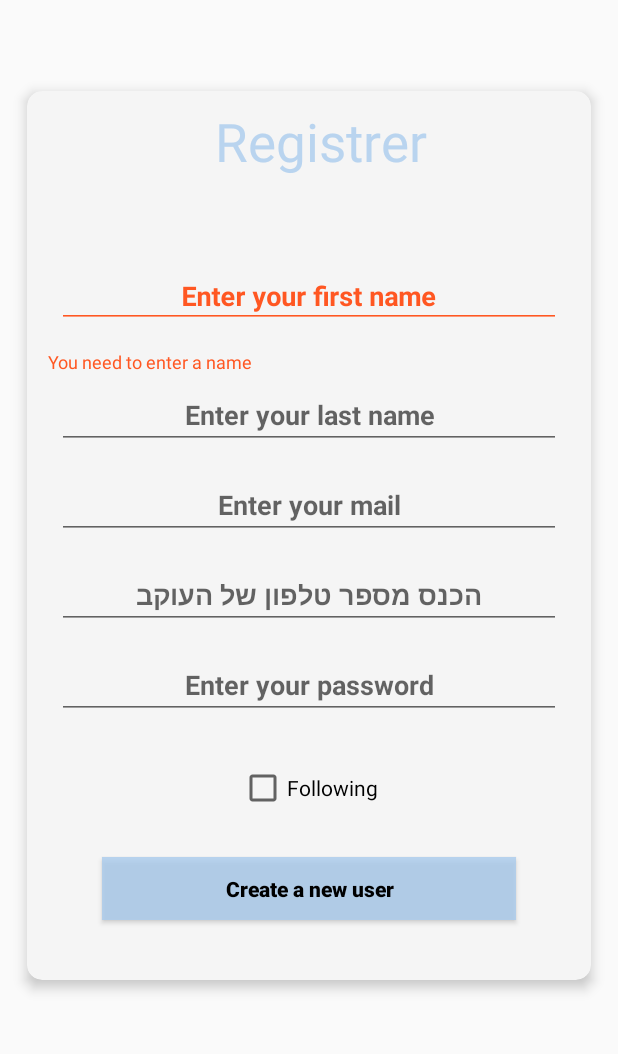
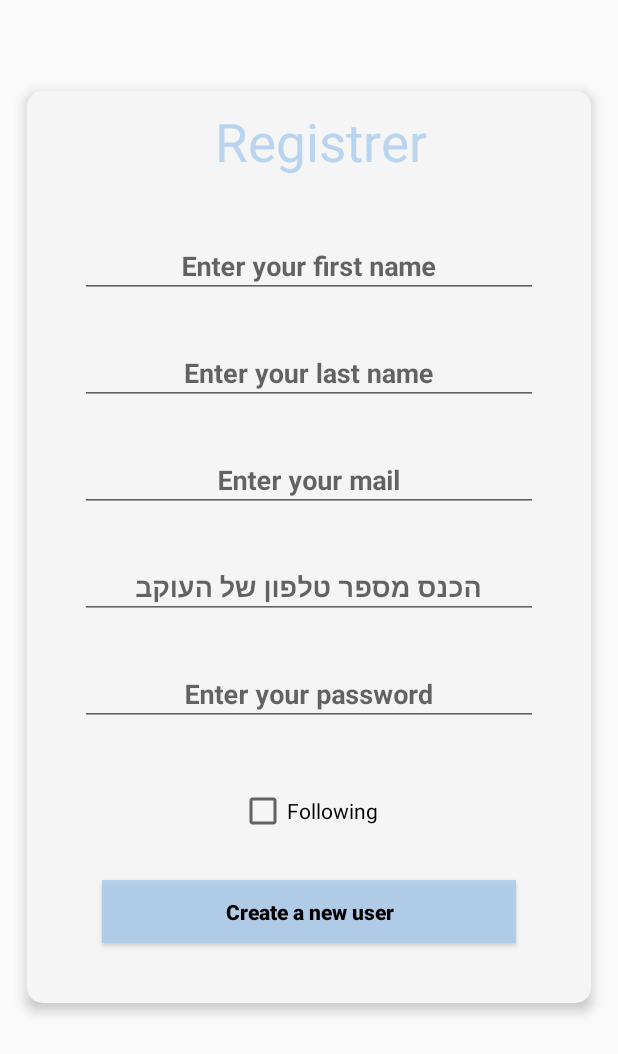
Before and after one commit to nati-dor/BehindU, an Android app: the screen it shows after launch (MainActivity), after a tap on "Click here", on a phone screen of 412 x 824 dp. Shown: the top 1054 px of the screen. Run offline under Robolectric (Android 15) with nearby library versions, the phone set to English and light mode, and no system bars; our stand-ins replace Firebase (no records; nobody signed in at launch, a user with empty details on screens opened directly); libraries missing offline, so code that uses them is left out: com.developer.kalert; 1 other tap on this screen came first.

Commit message:
Added UI and some bugs fixed.

```diff
--- a/app/src/main/java/com/example/behindu/fragments/LoginFragment.java
+++ b/app/src/main/java/com/example/behindu/fragments/LoginFragment.java
@@ -32,6 +32,8 @@ public class LoginFragment extends Fragment implements View.OnClickListener{
     private MainActivityViewModel viewModel = new MainActivityViewModel();
     private CallbackFragment callbackFragment;
     private ProgressBar progressBar;
+    private TextInputLayout userError;
+    private TextInputLayout pass;
 
     @Nullable
     @Override
@@ -39,8 +41,14 @@ public class LoginFragment extends Fragment implements View.OnClickListener{
         View view = inflater.inflate(R.layout.activity_main, container, false);
 
         progressBar = view.findViewById(R.id.login_progressbar);
+
+        userError = view.findViewById(R.id.user_input_login_layout);
+
+        pass = view.findViewById(R.id.password_input_login_layout);
+
         Button signIn = view.findViewById(R.id.loginBtn);
         signIn.setOnClickListener(this);
+
         Button registerBtn = view.findViewById(R.id.new_user_btn);
         registerBtn.setOnClickListener(this);
 
@@ -95,14 +103,12 @@ public class LoginFragment extends Fragment implements View.OnClickListener{
         String password = userPassEt.getText().toString().trim();
 
         if(username.isEmpty() || !username.contains("@")) {
-            TextInputLayout userError = getView().findViewById(R.id.user_input_login_layout);
             userError.setError(getString(R.string.email_login_error));
             progressBar.setVisibility(View.GONE);
             return;
         }
 
         if(password.isEmpty() ||  password.length() < 6) {
-             TextInputLayout pass = getView().findViewById(R.id.password_input_login_layout);
              pass.setError(getString(R.string.enter_password_error) + "\n" + getString(R.string.password_instructions));
              progressBar.setVisibility(View.GONE);
              return;
--- a/app/src/main/java/com/example/behindu/fragments/RegisterFragment.java
+++ b/app/src/main/java/com/example/behindu/fragments/RegisterFragment.java
@@ -24,20 +24,31 @@ import com.example.behindu.view.MainActivity;
 import com.example.behindu.viewmodel.MainActivityViewModel;
 import com.google.android.material.snackbar.BaseTransientBottomBar;
 import com.google.android.material.snackbar.Snackbar;
+import com.google.android.material.tabs.TabLayout;
 import com.google.android.material.textfield.TextInputLayout;
 
 public class RegisterFragment extends Fragment {
 
     private MainActivityViewModel viewModel = new MainActivityViewModel();
+    private TextInputLayout firstNameError;
+    private TextInputLayout lastNameError;
+    private TextInputLayout emailError;
+    private TextInputLayout passwordError;
+    private TextInputLayout phoneNumberError;
+    private int followerPhoneNum;
+
 
     @Nullable
     @Override
     public View onCreateView(@NonNull LayoutInflater inflater, @Nullable ViewGroup container, @Nullable Bundle savedInstanceState) {
         View view = inflater.inflate(R.layout.registration,container,false);
 
+        firstNameError = view.findViewById(R.id.first_name_layout_registration);
+        lastNameError = view.findViewById(R.id.last_name_layout_registration);
+        emailError = view.findViewById(R.id.email_layout_registration);
+        passwordError = view.findViewById(R.id.password_layout_registration);
+        phoneNumberError = view.findViewById(R.id.phone_number_layout_registration);
 
-        TextInputLayout til = view.findViewById(R.id.text_input_layout);
-        til.setError("You need to enter a name");
 
         final EditText firstNameEt = view.findViewById(R.id.firstNameInput_register);
         final EditText lastNameEt = view.findViewById(R.id.lastNameInput_register);
@@ -45,6 +56,7 @@ public class RegisterFragment extends Fragment {
         final EditText passwordEt = view.findViewById(R.id.passwordInput_register);
         final EditText followerPhoneNumEt = view.findViewById(R.id.follower_phoneNum_Et);
         final CheckBox followerCb = view.findViewById(R.id.follower_Cb);
+
 
         Button registerBtn = view.findViewById(R.id.createUserBtn);
         registerBtn.setOnClickListener(new View.OnClickListener() {
@@ -55,7 +67,36 @@ public class RegisterFragment extends Fragment {
                 String lastName = lastNameEt.getText().toString().trim();
                 String email = emailEt.getText().toString().trim();
                 String password = passwordEt.getText().toString().trim();
-                int followerPhoneNum = Integer.parseInt(followerPhoneNumEt.getText().toString().trim());
+
+
+                if(firstName.isEmpty()) {
+                    firstNameError.setError(getString(R.string.first_name_error));
+                    return;
+                }
+
+                if(lastName.isEmpty()) {
+                    lastNameError.setError(getString(R.string.last_name_error));
+                    return;
+                }
+
+                if(email.isEmpty() || !email.contains("@")) {
+                    emailError.setError(getString(R.string.email_login_error));
+                    return;
+                }
+
+
+                if(password.isEmpty() ||  password.length() < 6) {
+                    passwordError.setError(getString(R.string.enter_password_error) + "\n" + getString(R.string.password_instructions));
+                    return;
+                }
+
+                if(followerPhoneNumEt.getText().toString().isEmpty() ) {
+                    phoneNumberError.setError(getString(R.string.phone_number_error));
+                    return;
+                }
+                else{
+                    followerPhoneNum = Integer.parseInt(followerPhoneNumEt.getText().toString().trim());
+                }
 
                 if(followerCb.isChecked()){
                     Follower follower = new Follower(firstName,lastName,email,followerPhoneNum,true,password,null,"DDDDDD");
--- a/app/src/main/res/layout/activity_main.xml
+++ b/app/src/main/res/layout/activity_main.xml
@@ -8,9 +8,6 @@
     android:layout_width="match_parent"
     android:layout_height="match_parent"
     tools:context=".view.MainActivity">
-
-
-
 
 
     <androidx.cardview.widget.CardView
@@ -37,8 +34,6 @@
             android:layout_gravity="center"
             android:gravity="center"
             android:orientation="vertical">
-
-
 
             <ImageView
                 android:layout_width="140dp"
--- a/app/src/main/res/layout/registration.xml
+++ b/app/src/main/res/layout/registration.xml
@@ -32,23 +32,20 @@
                 android:text="@string/register"
                 android:gravity="center"
                 android:textSize="35dp"
-            android:layout_marginBottom="50dp"
+                android:layout_marginBottom="30dp"
                 android:textColor="@color/colorPrimaryDark"
                 android:layout_marginStart="15dp"/>
 
-
-
-
             <com.google.android.material.textfield.TextInputLayout
-           android:id="@+id/text_input_layout"
+                android:id="@+id/first_name_layout_registration"
                 android:layout_width="match_parent"
                 android:layout_height="wrap_content"
+
                 app:errorEnabled="true">
                 <com.google.android.material.textfield.TextInputEditText
                     android:id="@+id/firstNameInput_register"
                     android:layout_width="match_parent"
                     android:layout_height="40dp"
-            android:layout_margin="10dp"
                     android:layout_marginLeft="25dp"
                     android:layout_marginRight="25dp"
                     android:textColor="@android:color/black"
@@ -57,57 +54,84 @@
                     android:gravity="center"
                     android:textAlignment="center" />
             </com.google.android.material.textfield.TextInputLayout>
-        <EditText
+
+            <com.google.android.material.textfield.TextInputLayout
+                android:id="@+id/last_name_layout_registration"
+                android:layout_width="match_parent"
+                android:layout_height="wrap_content"
+                app:errorEnabled="true">
+                <com.google.android.material.textfield.TextInputEditText
                     android:id="@+id/lastNameInput_register"
                     android:layout_width="match_parent"
                     android:layout_height="40dp"
-            android:layout_margin="10dp"
                     android:layout_marginLeft="25dp"
                     android:layout_marginRight="25dp"
                     android:textColor="@android:color/black"
                     android:hint="@string/EnterYourLastName"
                     android:textStyle="bold"
+                    android:gravity="center"
                     android:textAlignment="center"
                     />
-        <EditText
+            </com.google.android.material.textfield.TextInputLayout>
+
+            <com.google.android.material.textfield.TextInputLayout
+                android:id="@+id/email_layout_registration"
+                android:layout_width="match_parent"
+                android:layout_height="wrap_content"
+                app:errorEnabled="true">
+                <com.google.android.material.textfield.TextInputEditText
                     android:id="@+id/emailInput_register"
                     android:layout_width="match_parent"
                     android:layout_height="40dp"
-            android:layout_margin="10dp"
                     android:layout_marginLeft="25dp"
                     android:layout_marginRight="25dp"
                     android:textColor="@android:color/black"
                     android:hint="@string/EnterYourMail"
                     android:textStyle="bold"
+                    android:gravity="center"
                     android:textAlignment="center"
                     />
+            </com.google.android.material.textfield.TextInputLayout>
 
 
-        <EditText
+            <com.google.android.material.textfield.TextInputLayout
+                android:id="@+id/phone_number_layout_registration"
+                android:layout_width="match_parent"
+                android:layout_height="wrap_content"
+                app:errorEnabled="true">
+                <com.google.android.material.textfield.TextInputEditText
                     android:id="@+id/follower_phoneNum_Et"
                     android:layout_width="match_parent"
                     android:layout_height="40dp"
-            android:layout_margin="10dp"
                     android:layout_marginLeft="25dp"
                     android:layout_marginRight="25dp"
                     android:textColor="@android:color/black"
                     android:hint="הכנס מספר טלפון של העוקב"
                     android:textStyle="bold"
+                    android:gravity="center"
+                    android:inputType="phone"
                     android:textAlignment="center"
                     />
-        <EditText
+            </com.google.android.material.textfield.TextInputLayout>
+
+            <com.google.android.material.textfield.TextInputLayout
+                android:id="@+id/password_layout_registration"
+                android:layout_width="match_parent"
+                android:layout_height="wrap_content"
+                app:errorEnabled="true">
+                <com.google.android.material.textfield.TextInputEditText
                     android:id="@+id/passwordInput_register"
                     android:layout_width="match_parent"
                     android:layout_height="40dp"
-            android:layout_margin="10dp"
                     android:layout_marginLeft="25dp"
                     android:layout_marginRight="25dp"
                     android:textColor="@android:color/black"
                     android:hint="@string/EnterYourPassword"
                     android:textStyle="bold"
+                    android:gravity="center"
                     android:textAlignment="center"
                     />
-
+            </com.google.android.material.textfield.TextInputLayout>
 
             <CheckBox
                 android:id="@+id/follower_Cb"
@@ -135,8 +159,6 @@
                 android:textStyle="bold"
                 />
 
-
-
         </LinearLayout>
 
     </androidx.cardview.widget.CardView>
--- a/app/src/main/res/values/strings.xml
+++ b/app/src/main/res/values/strings.xml
@@ -60,4 +60,7 @@
     <string name="connection_failed_instructions">Try to re-enter the code or talk with your follower</string>
     <string name="loading_progressbar">Loading...</string>
     <string name="google_map_instructions">The route will open in google maps app</string>
+    <string name="first_name_error">Enter first name</string>
+    <string name="last_name_error">Enter last name</string>
+    <string name="phone_number_error">PLease enter phone number of the follower</string>
 </resources>
```
Also changed, not shown: 1 other file. Lines whose indentation alone changed are shown as unchanged.
